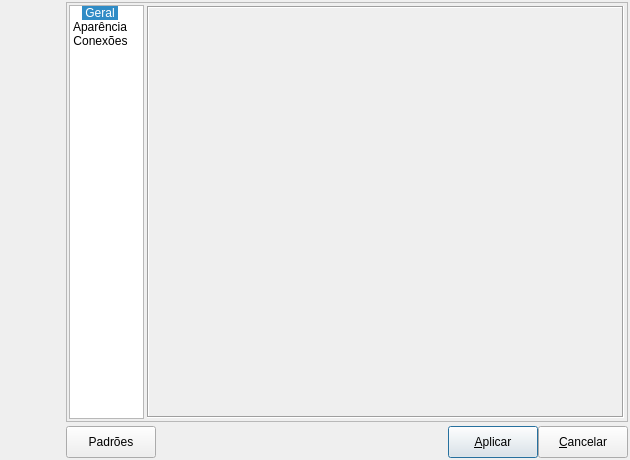
Old version of the form pgmodeler_ui/ui/formconfiguracao.ui in the repository erdincay/pgmodeler-old.
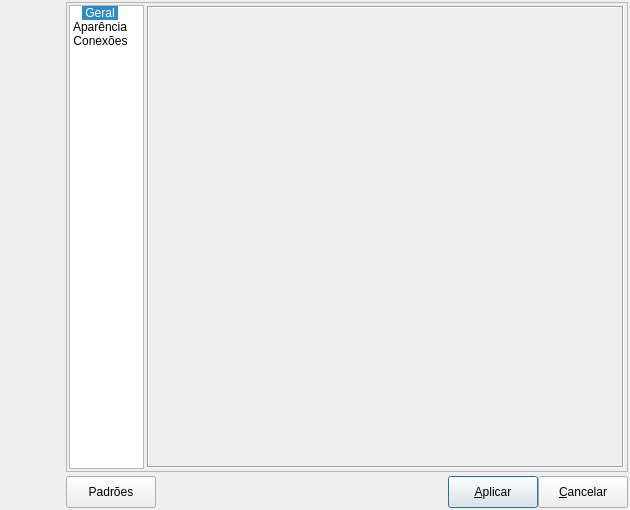
New version of the form. Icons and pictures are not drawn.

Diff of the .ui file:
```diff
--- a/pgmodeler_ui/ui/formconfiguracao.ui
+++ b/pgmodeler_ui/ui/formconfiguracao.ui
@@ -10,7 +10,7 @@
     <x>0</x>
     <y>0</y>
     <width>630</width>
-    <height>460</height>
+    <height>510</height>
    </rect>
   </property>
   <property name="sizePolicy">
@@ -22,7 +22,7 @@
   <property name="minimumSize">
    <size>
     <width>630</width>
-    <height>460</height>
+    <height>510</height>
    </size>
   </property>
   <property name="windowTitle">
```
